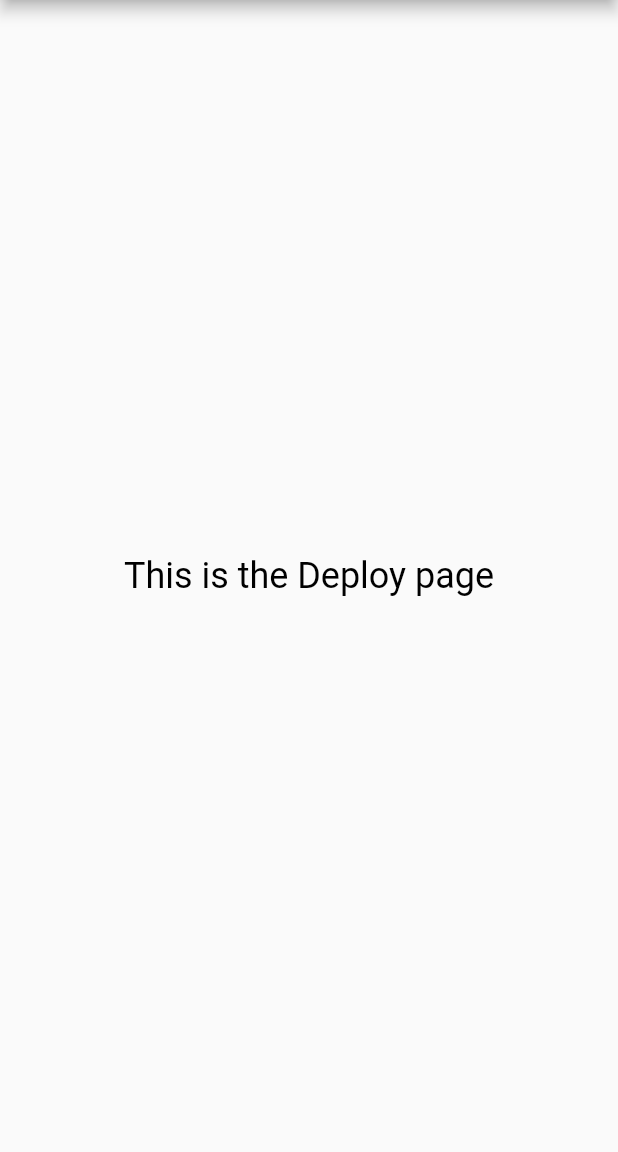
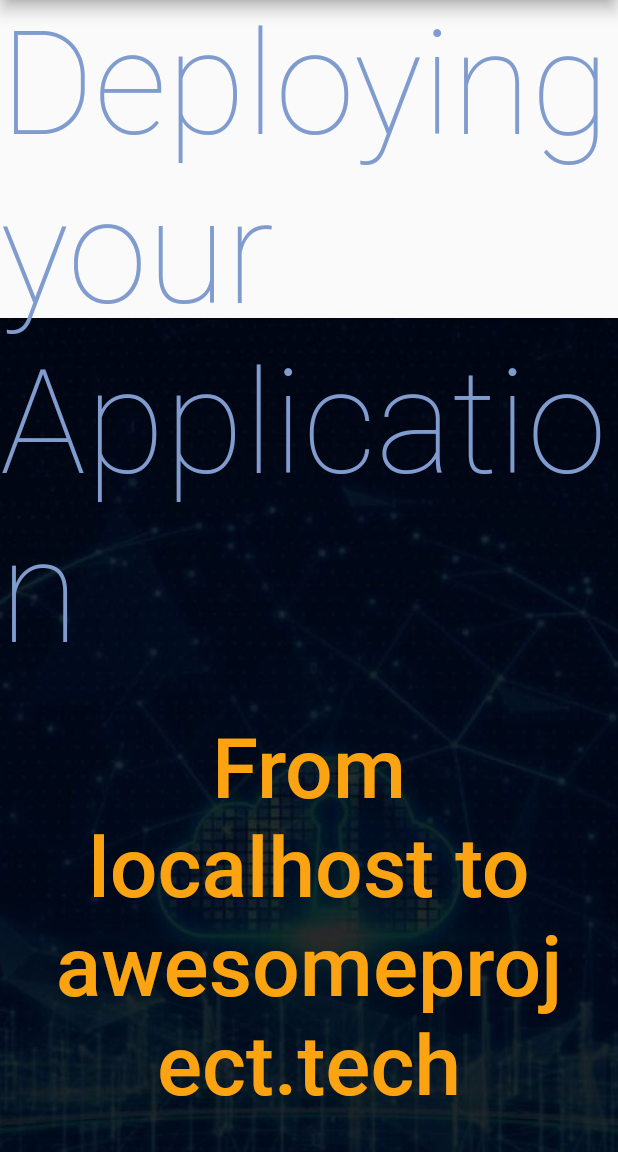
Before and after one commit to Saatvik-Aggarwal/mlh-birthday-hackathon, a Flutter app: the DeployPage screen opened by its route, on a phone screen of 412 x 824 dp, the part 84-1236 px from its top. Run offline on Flutter 3.47's test engine with Material 2 defaults, Android fonts, the phone set to English and light mode, and no system bars.

Commit message:
finished develop page; started deploy page

```diff
--- a/lib/deploy.dart
+++ b/lib/deploy.dart
@@ -15,11 +15,49 @@ class _DeployPageState extends State<DeployPage> {
   Widget build(BuildContext context) {
     return Scaffold(
       appBar: SharedAppBar().build(context),
-      body: const Center(
-        child: Text(
-          'This is the Deploy page',
-          style: TextStyle(fontSize: 24),
-        ),
+      body: ListView(
+        children: [
+          Stack(alignment: Alignment.center, children: <Widget>[
+            Image.asset(
+              "images/deploy_title_background.jpg",
+              height: 800,
+              width: double.infinity,
+              fit: BoxFit.cover,
+            ),
+            Column(
+              children: [
+                Text("Deploying your Application",
+                    style: Theme.of(context).textTheme.headline1),
+                Padding(
+                  padding: const EdgeInsets.all(20),
+                  child: Center(
+                    child: Padding(
+                      padding: const EdgeInsets.all(8.0),
+                      child: Text(
+                        "From localhost to awesomeproject.tech",
+                        style: Theme.of(context).textTheme.headline6,
+                        textAlign: TextAlign.center,
+                      ),
+                    ),
+                  ),
+                ),
+                Padding(
+                  padding: const EdgeInsets.all(10),
+                  child: Center(
+                    child: Container(
+                      padding: const EdgeInsets.all(48.0),
+                      child: Text(
+                        "You've written all the code and it runs on your computer. Now it's time for everyone else to experience your creation.",
+                        style: Theme.of(context).textTheme.headline3,
+                        textAlign: TextAlign.center,
+                      ),
+                    ),
+                  ),
+                ),
+              ],
+            ),
+          ])
+        ],
       ),
     );
   }
```
Also changed, not shown: lib/develop.dart (+39 -18 lines), images/deploy_title_background.jpg (added).
